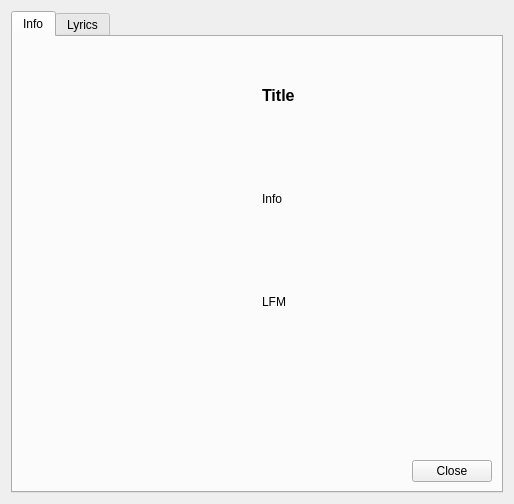
Above: trunk/GUI/InfoDialog/GUI_InfoDialog.ui from shahid334/sayonara-player before the change. Below: the same form after it.
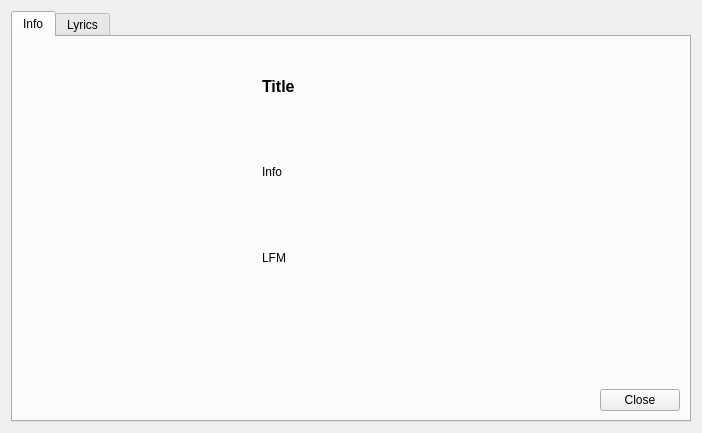
That is the form after the change. The open tabs and pages were chosen to show the change.

Patch:
```diff
--- a/trunk/GUI/InfoDialog/GUI_InfoDialog.ui
+++ b/trunk/GUI/InfoDialog/GUI_InfoDialog.ui
@@ -6,8 +6,8 @@
    <rect>
     <x>0</x>
     <y>0</y>
-    <width>514</width>
-    <height>504</height>
+    <width>702</width>
+    <height>433</height>
    </rect>
   </property>
   <property name="windowTitle">
```
Left out of the diff: 2 changed lines with no effect on the pictures.
